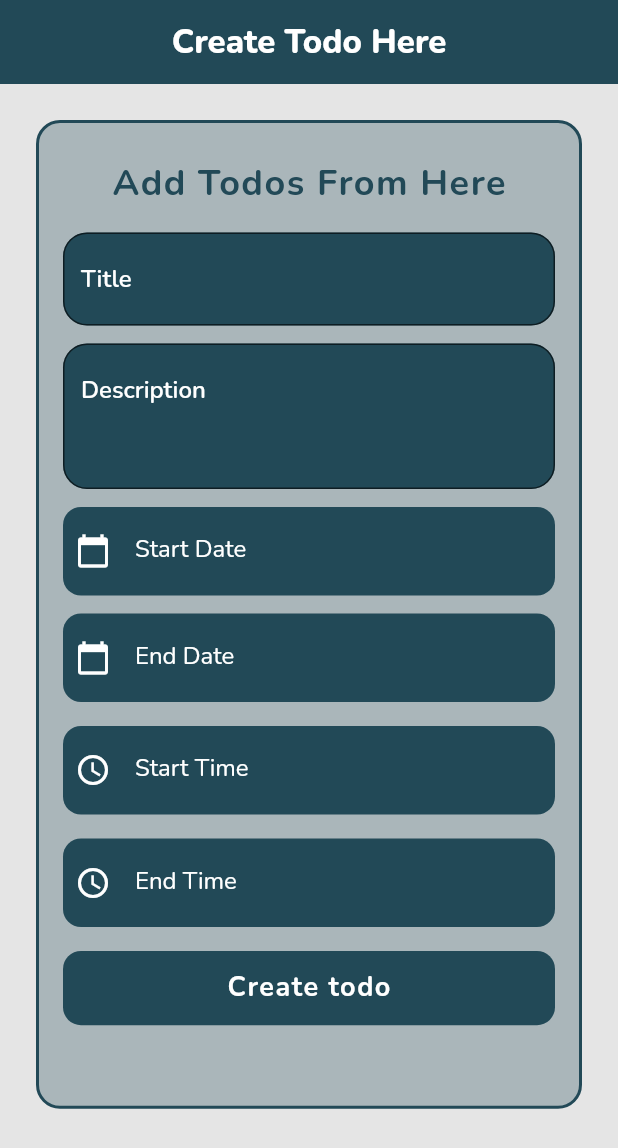
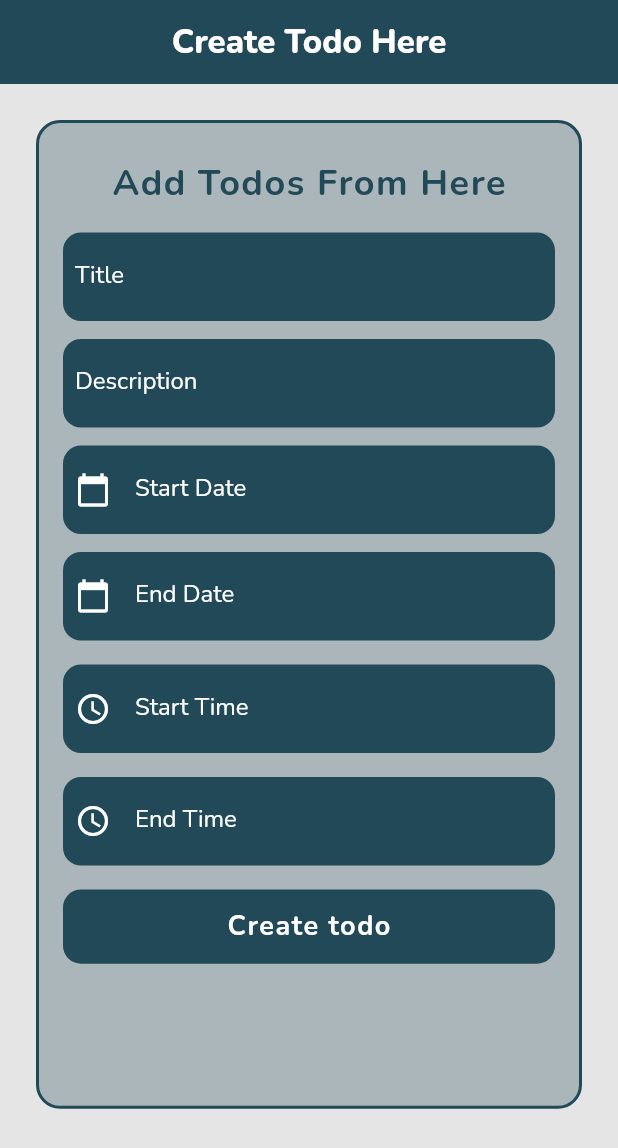
Before and after one commit to Anikbadsha/TODO, a Flutter app: the AddTodopage screen opened directly, on a phone screen of 412 x 824 dp. Shown: the top 1148 px of the screen. Run offline on Flutter 3.47's test engine with Material 2 defaults, Android fonts, the phone set to English and light mode, and no system bars; our stand-ins replace google_fonts; network calls fail.

Commit message:
TimePicker,TodoData

```diff
--- /dev/null
+++ b/todo_app/lib/component/titleInput.dart
@@ -0,0 +1,40 @@
+import 'package:flutter/material.dart';
+import 'package:todo_app/component/customFont.dart';
+import 'package:todo_app/component/customColors.dart';
+
+class TextInputField extends StatelessWidget {
+  final TextEditingController controller;
+  final String labelText;
+
+  const TextInputField({
+    required this.controller,
+    required this.labelText,
+  });
+
+  @override
+  Widget build(BuildContext context) {
+    return Container(
+      padding: EdgeInsets.symmetric(horizontal: 8),
+      width: double.infinity,
+      decoration: BoxDecoration(
+        borderRadius: BorderRadius.circular(12),
+        color: CustomColor.primaryColor,
+      ),
+      child: TextField(
+        controller: controller,
+        decoration: InputDecoration(
+          border: InputBorder.none,
+          labelText: labelText,
+          labelStyle: myFont(
+            16,
+            1,
+            0,
+            CustomColor.wColor,
+            FontWeight.normal,
+          ),
+        ),
+        style: TextStyle(color: CustomColor.wColor),
+      ),
+    );
+  }
+}
--- a/todo_app/lib/screen/addTodoPage.dart
+++ b/todo_app/lib/screen/addTodoPage.dart
@@ -4,6 +4,7 @@ import 'package:todo_app/component/customButton.dart';
 import 'package:todo_app/component/customDatePicker.dart';
 import 'package:todo_app/component/customFont.dart';
 import 'package:todo_app/component/customColors.dart';
+import 'package:todo_app/component/titleInput.dart';
 import 'package:todo_app/service/GetTodoApiService.dart';
 
 import '../component/customTimePicker.dart';
@@ -24,6 +25,7 @@ class _AddTodopageState extends State<AddTodopage> {
   TextEditingController endDateController = TextEditingController();
   TextEditingController startTimeController = TextEditingController();
   TextEditingController endTimeController = TextEditingController();
+
 
   @override
   Widget build(BuildContext context) {
@@ -65,47 +67,11 @@ class _AddTodopageState extends State<AddTodopage> {
                     key: formkey,
                     child: Column(
                       children: [
-                        TextFormField(
-                          enabled: true,
-                          controller: titleController,
-                          onChanged: (value){
-                            titleController.text =value;
-                          },
-                          decoration: InputDecoration(
-                              border: OutlineInputBorder(
-                                  borderRadius: BorderRadius.circular(16)),
-                              hintStyle: myFont(16, 0, 0, CustomColor.wColor,
-                                  FontWeight.w600),
-                              hintText: "Title",
-                              filled: true,
-                              fillColor: CustomColor.primaryColor),
-                          style: TextStyle(color: CustomColor.wColor),
-                        ),
+                        TextInputField(controller: titleController, labelText: "Title"),
                         const SizedBox(
                           height: 12,
                         ),
-                        TextFormField(
-
-                          enabled: true,
-                          minLines: 3,
-                          maxLines: 5,
-                          controller: descriptionController,
-                          onChanged:(value){
-                            descriptionController.text =value;
-                          } ,
-                          decoration: InputDecoration(
-                            focusColor: CustomColor.wColor,
-                              border: OutlineInputBorder(
-                                  borderRadius: BorderRadius.circular(16)),
-                              hintStyle: myFont(16, 0, 0, CustomColor.wColor,
-                                  FontWeight.w600),
-                              hintText: "Description",
-                              filled: true,
-                              fillColor: CustomColor.primaryColor),
-                          style: TextStyle(
-
-                              color: CustomColor.wColor),
-                        ),
+                        TextInputField(controller: descriptionController, labelText: "Description"),
                         const SizedBox(
                           height: 12,
                         ),
@@ -126,6 +92,7 @@ class _AddTodopageState extends State<AddTodopage> {
                           callBack: (value) {
                             setState(() {
                               endDateController.text = value;
+
                             });
                           },
                         ),
```
